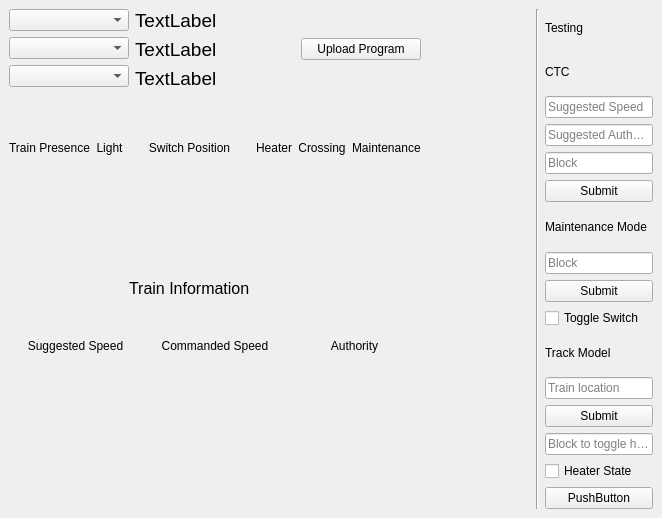
Above: SWTrackController/sw_track_controller/mainwindow.ui from joeschurer/ECE1140 before the change. Below: the same form after it.
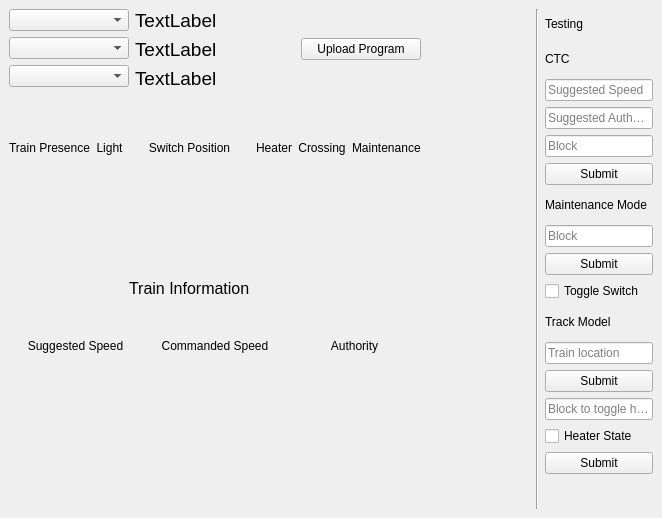
That is the form after the change.

Diff of the .ui file:
```diff
--- a/SWTrackController/sw_track_controller/mainwindow.ui
+++ b/SWTrackController/sw_track_controller/mainwindow.ui
@@ -500,7 +500,14 @@
         <item>
          <widget class="QPushButton" name="heater_submit">
           <property name="text">
-           <string>PushButton</string>
+           <string>Submit</string>
+          </property>
+         </widget>
+        </item>
+        <item>
+         <widget class="QLabel" name="uploadNotif">
+          <property name="text">
+           <string/>
           </property>
          </widget>
         </item>
```
Left out of the diff: 2 changed lines with no effect on the pictures.
